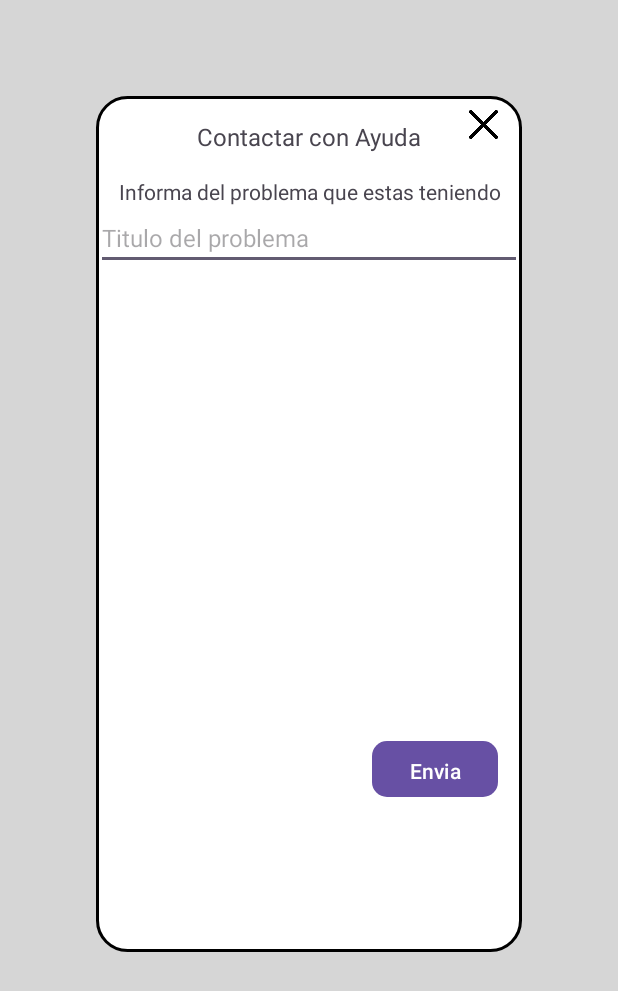
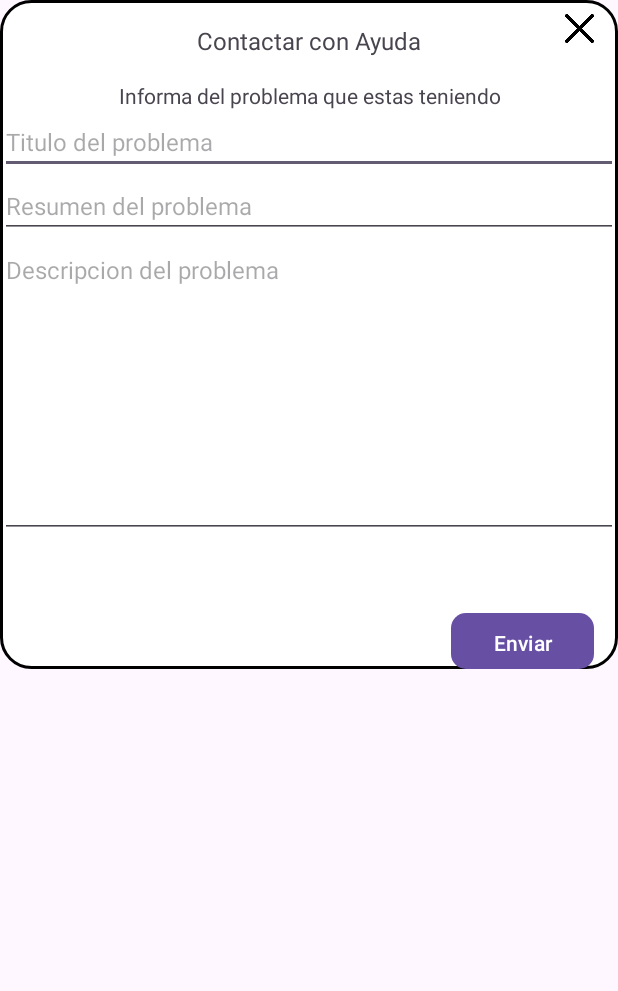
Before and after one commit to Rekken4848/GrupoT2App, an Android app: the layout popup_request.xml on its own in the app's theme, with its tools: preview values and no code run, on a phone screen of 412 x 824 dp. Shown: the top 991 px of the screen. Run offline under Robolectric (Android 15) with nearby library versions, the phone set to English and light mode, and no system bars.

Commit message:
popup implementado crear anuncio

```diff
--- a/BTLEAlumnos2021/app/src/main/res/layout/fragment_notifications.xml
+++ b/BTLEAlumnos2021/app/src/main/res/layout/fragment_notifications.xml
@@ -103,10 +103,10 @@
             app:layout_constraintEnd_toEndOf="parent"
             app:layout_constraintHorizontal_bias="0.0"
             app:layout_constraintStart_toStartOf="parent"
-            app:layout_constraintTop_toBottomOf="@+id/imageView7" />
+            app:layout_constraintTop_toBottomOf="@+id/imageViewCrearAnuncio" />
 
         <ImageView
-            android:id="@+id/imageView7"
+            android:id="@+id/imageViewCrearAnuncio"
             android:layout_width="46dp"
             android:layout_height="46dp"
             android:layout_marginTop="8dp"
@@ -121,7 +121,7 @@
             android:layout_height="46dp"
             android:src="@drawable/actualizar"
             app:layout_constraintBottom_toTopOf="@+id/recyclerView"
-            app:layout_constraintEnd_toStartOf="@+id/imageView7"
+            app:layout_constraintEnd_toStartOf="@+id/imageViewCrearAnuncio"
             app:layout_constraintTop_toTopOf="parent" />
     </androidx.constraintlayout.widget.ConstraintLayout>
 
--- a/BTLEAlumnos2021/app/src/main/res/layout/popup_request.xml
+++ b/BTLEAlumnos2021/app/src/main/res/layout/popup_request.xml
@@ -3,20 +3,19 @@
     xmlns:app="http://schemas.android.com/apk/res-auto"
     xmlns:tools="http://schemas.android.com/tools"
     android:layout_width="match_parent"
-    android:layout_height="match_parent"
-    android:background="#D6D6D6">
+    android:layout_height="match_parent">
 
     <LinearLayout
         android:layout_width="wrap_content"
-        android:layout_height="478dp"
-        android:layout_alignParentStart="true"
-        android:layout_alignParentTop="true"
-        android:layout_alignParentEnd="true"
-        android:layout_alignParentBottom="true"
-        android:layout_marginStart="64dp"
-        android:layout_marginTop="@android:dimen/notification_large_icon_width"
-        android:layout_marginEnd="64dp"
-        android:layout_marginBottom="189dp"
+        android:layout_height="wrap_content"
+        android:layout_alignParentStart="false"
+        android:layout_alignParentTop="false"
+        android:layout_alignParentEnd="false"
+        android:layout_alignParentBottom="false"
+        android:layout_marginStart="0dp"
+        android:layout_marginTop="0dp"
+        android:layout_marginEnd="0dp"
+        android:layout_marginBottom="0dp"
         android:background="@drawable/contenedorpopups"
         android:orientation="vertical">
 
@@ -26,7 +25,7 @@
             android:layout_height="54dp">
 
             <ImageView
-                android:id="@+id/imageView12"
+                android:id="@+id/exit2"
                 android:layout_width="19dp"
                 android:layout_height="22dp"
                 android:layout_marginTop="8dp"
@@ -65,13 +64,33 @@
             android:inputType="text"
             android:textSize="16sp" />
 
+        <EditText
+            android:id="@+id/problemforrequest"
+            android:layout_width="match_parent"
+            android:layout_height="wrap_content"
+            android:ems="10"
+            android:hint="Resumen del problema"
+            android:inputType="text"
+            android:textSize="16sp" />
+
+        <EditText
+            android:id="@+id/editTextDescripcion"
+            android:layout_width="match_parent"
+            android:layout_height="200dp"
+            android:ems="10"
+            android:hint="Descripcion del problema"
+            android:gravity="start|top"
+            android:inputType="textMultiLine"
+            android:textSize="16sp"/>
+
         <com.google.android.material.textfield.TextInputLayout
             android:layout_width="match_parent"
-            android:layout_height="314dp" />
+            android:layout_height="50dp"
+            android:hint="Descripcion del problema" />
 
         <Button
             android:id="@+id/buttonrequest"
-            android:layout_width="84dp"
+            android:layout_width="95dp"
             android:layout_height="37dp"
             android:layout_gravity="right"
             android:layout_marginRight="16dp"
--- a/BTLEAlumnos2021/app/src/main/res/values/strings.xml
+++ b/BTLEAlumnos2021/app/src/main/res/values/strings.xml
@@ -1,3 +1,5 @@
 <resources>
     <string name="app_name">BTLEAlumnos2021</string>
+    <!-- TODO: Remove or change this placeholder text -->
+    <string name="hello_blank_fragment">Hello blank fragment</string>
 </resources>
```
Also changed, not shown: BTLEAlumnos2021/app/src/main/java/com/example/btlealumnos2021/POJOAnuncio.java (+11 -0 lines), BTLEAlumnos2021/app/src/main/java/com/example/btlealumnos2021/PaginaDispositivos.java (+27 -2 lines), BTLEAlumnos2021/app/src/main/java/com/example/btlealumnos2021/classAnuncio.java (+4 -9 lines), BTLEAlumnos2021/app/src/main/java/com/example/btlealumnos2021/crearAvisoFragment.java (added, +110 -0 lines).
